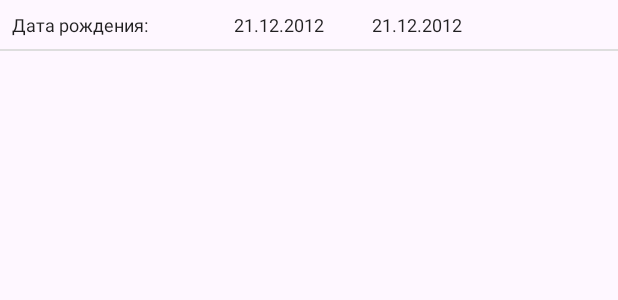
After one commit to tent1s/eservice, an Android app: the layout item_education_sem_info_row.xml on its own in the app's theme, with its tools: preview values and no code run, on a phone screen of 412 x 824 dp. The commit adds this screen. Shown: the top 300 px of the screen. Run offline under Robolectric (Android 15) with nearby library versions, the phone set to English and light mode, and no system bars.

Commit message:
add list of education plan

```diff
--- a/app/build.gradle
+++ b/app/build.gradle
@@ -55,8 +55,6 @@ dependencies {
 
     implementation 'com.jakewharton.timber:timber:5.0.1'
 
-    debugImplementation 'com.squareup.leakcanary:leakcanary-android:2.7'
-
     implementation "com.squareup.retrofit2:retrofit:2.5.0"
 
     implementation "com.squareup.okhttp3:logging-interceptor:4.9.0"
@@ -79,7 +77,4 @@ dependencies {
     implementation "net.gotev:cookie-store-okhttp:1.5.0"
     implementation "net.gotev:cookie-store:1.5.0"
 
-
-    implementation "com.github.salehyarahmadi:DataTable:v1.0.0"
-
 }
--- a/app/src/main/java/ru/omsu/eservice/ui/screen/educationcard/EducationCardFragment.kt
+++ b/app/src/main/java/ru/omsu/eservice/ui/screen/educationcard/EducationCardFragment.kt
@@ -39,6 +39,8 @@ class EducationCardFragment : Fragment(R.layout.fragment_education_card) {
 
     private fun initViews(list: List<EducationGroupUi>) {
         binding.progressBar.hide()
+        if (binding.pager.offscreenPageLimit != -1) return
+        binding.pager.offscreenPageLimit = list.size
         binding.materialToolbar.setNavigationOnClickListener {
             viewModel.onBack()
         }
--- /dev/null
+++ b/app/src/main/res/layout/item_education_document.xml
@@ -0,0 +1,6 @@
+<?xml version="1.0" encoding="utf-8"?>
+<androidx.constraintlayout.widget.ConstraintLayout xmlns:android="http://schemas.android.com/apk/res/android"
+    android:layout_width="match_parent"
+    android:layout_height="match_parent">
+
+</androidx.constraintlayout.widget.ConstraintLayout>
--- /dev/null
+++ b/app/src/main/res/layout/item_education_sem_info_row.xml
@@ -0,0 +1,64 @@
+<?xml version="1.0" encoding="utf-8"?>
+<androidx.constraintlayout.widget.ConstraintLayout xmlns:android="http://schemas.android.com/apk/res/android"
+    xmlns:app="http://schemas.android.com/apk/res-auto"
+    xmlns:tools="http://schemas.android.com/tools"
+    android:layout_width="match_parent"
+    android:layout_height="wrap_content">
+
+    <TextView
+        android:id="@+id/title"
+        style="@style/TextAppearance.AppCompat.Body1"
+        android:layout_width="wrap_content"
+        android:layout_height="wrap_content"
+        android:layout_marginStart="8dp"
+        android:layout_marginTop="8dp"
+        android:ems="10"
+        android:textSize="12sp"
+        app:layout_constraintStart_toStartOf="parent"
+        app:layout_constraintTop_toTopOf="parent"
+        tools:text="Дата рождения:" />
+
+    <TextView
+        android:id="@+id/content"
+        style="@style/TextAppearance.AppCompat.Body1"
+        android:layout_width="0dp"
+        android:layout_height="wrap_content"
+        android:layout_marginStart="8dp"
+        android:layout_marginTop="8dp"
+        android:layout_marginEnd="24dp"
+        android:textSize="12sp"
+        app:layout_constraintEnd_toEndOf="parent"
+        app:layout_constraintStart_toEndOf="@+id/contentt"
+        app:layout_constraintTop_toTopOf="parent"
+        tools:text="21.12.2012" />
+
+    <TextView
+        android:id="@+id/contentt"
+        style="@style/TextAppearance.AppCompat.Body1"
+        android:layout_width="wrap_content"
+        android:layout_height="wrap_content"
+        android:layout_marginStart="8dp"
+        android:layout_marginTop="8dp"
+        android:ems="6"
+        android:textSize="12sp"
+        app:layout_constraintStart_toEndOf="@+id/title"
+        app:layout_constraintTop_toTopOf="parent"
+        tools:text="21.12.2012" />
+
+    <androidx.constraintlayout.widget.Barrier
+        android:id="@+id/barrier"
+        android:layout_width="wrap_content"
+        android:layout_height="wrap_content"
+        app:barrierDirection="bottom"
+        app:constraint_referenced_ids="contentt, content, title" />
+
+    <View
+        android:layout_width="0dp"
+        android:layout_height="1dp"
+        android:layout_marginTop="8dp"
+        android:background="@color/gray"
+        app:layout_constraintBottom_toBottomOf="parent"
+        app:layout_constraintEnd_toEndOf="parent"
+        app:layout_constraintStart_toStartOf="parent"
+        app:layout_constraintTop_toBottomOf="@+id/barrier" />
+</androidx.constraintlayout.widget.ConstraintLayout>
```
Also changed, not shown: app/src/main/java/ru/omsu/eservice/ui/screen/educationcard/EducationViewPagerFragment.kt (+26 -31 lines), app/src/main/java/ru/omsu/eservice/ui/screen/educationcard/EducationViewPagerViewModel.kt (+28 -9 lines), app/src/main/java/ru/omsu/eservice/ui/screen/educationcard/adapter/EducationSemInfoTableAdapter.kt (added, +66 -0 lines), app/src/main/res/layout/fragment_education_view_pager.xml (+8 -80 lines), app/src/main/res/layout/view_education_card_documents.xml (added, +61 -0 lines), app/src/main/res/layout/view_education_plan_card.xml (added, +159 -0 lines), app/src/main/res/values/strings.xml (+6 -1 lines).
